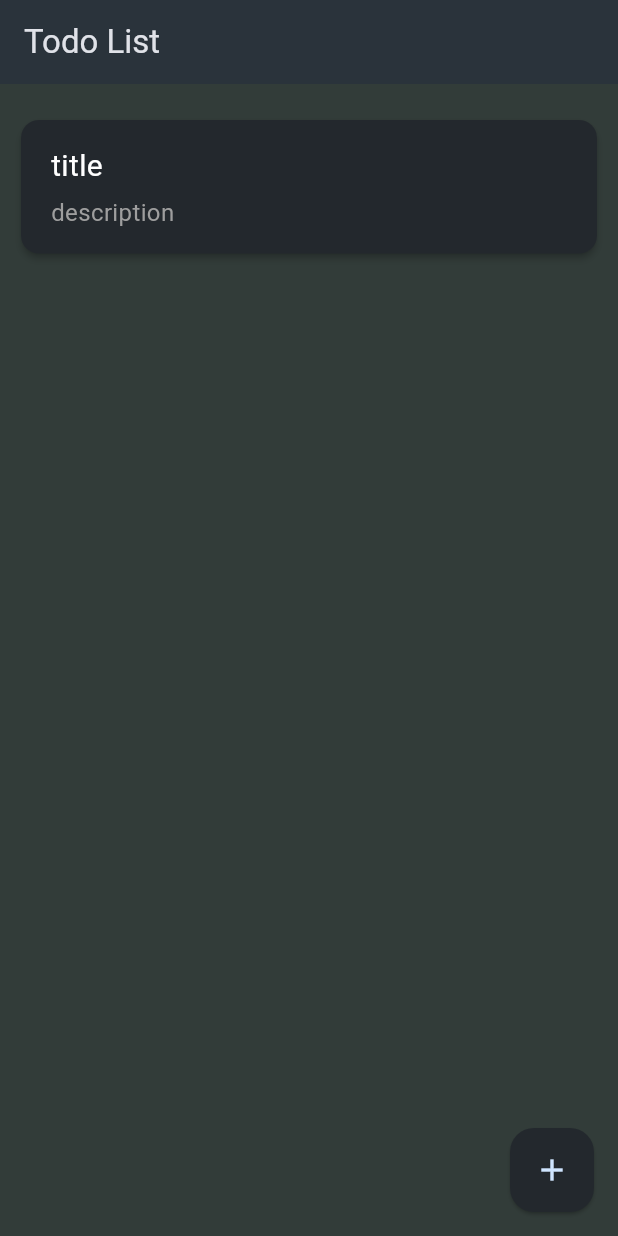
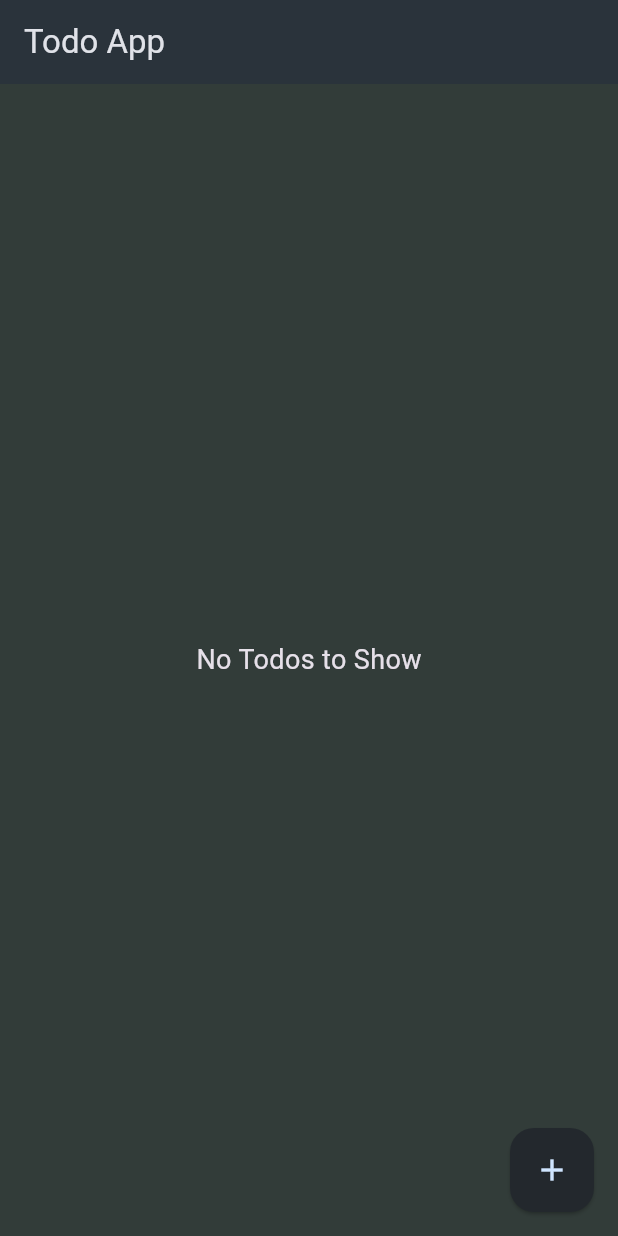
Before and after one commit to AtharvaParadkar/Todo-App, a Flutter app: the screen it shows after launch, on a phone screen of 412 x 824 dp. Run offline on Flutter 3.47's test engine with Material 3 defaults, Android fonts, the phone set to English and light mode, and no system bars.

Commit message:
Add Remove Todo

```diff
--- a/lib/modal/todomodal.dart
+++ b/lib/modal/todomodal.dart
@@ -3,8 +3,8 @@ import 'package:intl/intl.dart';
 final formatter = DateFormat.yMd();
 
 class Todo {
-  final String title, description;
+  final String id,title, description;
 
-  Todo({required this.title, required this.description});
+  Todo({required this.id, required this.title, required this.description});
 
 }
--- a/lib/widgets/todolist.dart
+++ b/lib/widgets/todolist.dart
@@ -10,56 +10,70 @@ class TodoList extends StatefulWidget {
 }
 
 class _TodoListState extends State<TodoList> {
-  final List<Todo> _todoList = [
-    Todo(
-      title: 'title',
-      description: 'description',
-    ),
-  ];
-  void addTodo()async{
-    final newTodo=await Navigator.push(
+  final List<Todo> _todoList = [];
+  void addTodo() async {
+    final newTodo = await Navigator.push(
       context,
       MaterialPageRoute(
         builder: (ctx) => const NewTodo(),
-          ),);
-    if(newTodo==null){
+      ),
+    );
+    if (newTodo == null) {
       return;
     }
     setState(() {
       _todoList.add(newTodo);
     });
   }
+
+  void removeTodo(Todo removedTodo) {
+    setState(() {
+      _todoList.remove(removedTodo);
+    });
+  }
+
   @override
   Widget build(BuildContext context) {
     return Scaffold(
       appBar: AppBar(
-        title: const Text('Todo List'),
+        title: const Text('Todo App'),
       ),
       body: Padding(
         padding: const EdgeInsets.all(10),
-        child: ListView.builder(
+        child: _todoList.isEmpty
+            ? const Center(
+                child: Text('No Todos to Show', style: TextStyle(fontSize: 18)))
+            : ListView.builder(
                 itemCount: _todoList.length,
-          itemBuilder: (ctx, i) => Padding(
+                itemBuilder: (ctx, i) => Dismissible(
+                  key: ValueKey(_todoList[i].id),
+                  onDismissed: (direction) {
+                    removeTodo(_todoList[i]);
+                  },
+                  child: Padding(
                     padding: const EdgeInsets.symmetric(vertical: 10),
                     child: Card(
                       elevation: 2,
                       color: const Color.fromARGB(255, 35, 40, 45),
                       child: Padding(
-                padding:
-                    const EdgeInsets.symmetric(horizontal: 20, vertical: 16),
+                        padding: const EdgeInsets.symmetric(
+                            horizontal: 20, vertical: 16),
                         child: Column(
                           crossAxisAlignment: CrossAxisAlignment.start,
                           children: [
                             Text(
                               _todoList[i].title,
-                      style: const TextStyle(fontSize: 20, color: Colors.white),
+                              style: const TextStyle(
+                                  fontSize: 20, color: Colors.white),
                             ),
                             const SizedBox(height: 5),
                             Text(
                               _todoList[i].description,
-                      style: const TextStyle(fontSize: 16, color: Colors.grey),
+                              style: const TextStyle(
+                                  fontSize: 16, color: Colors.grey),
                             ),
                           ],
+                        ),
                       ),
                     ),
                   ),
```
Also changed, not shown: lib/widgets/new_todo.dart (+2 -6 lines). Lines whose indentation alone changed are shown as unchanged.
